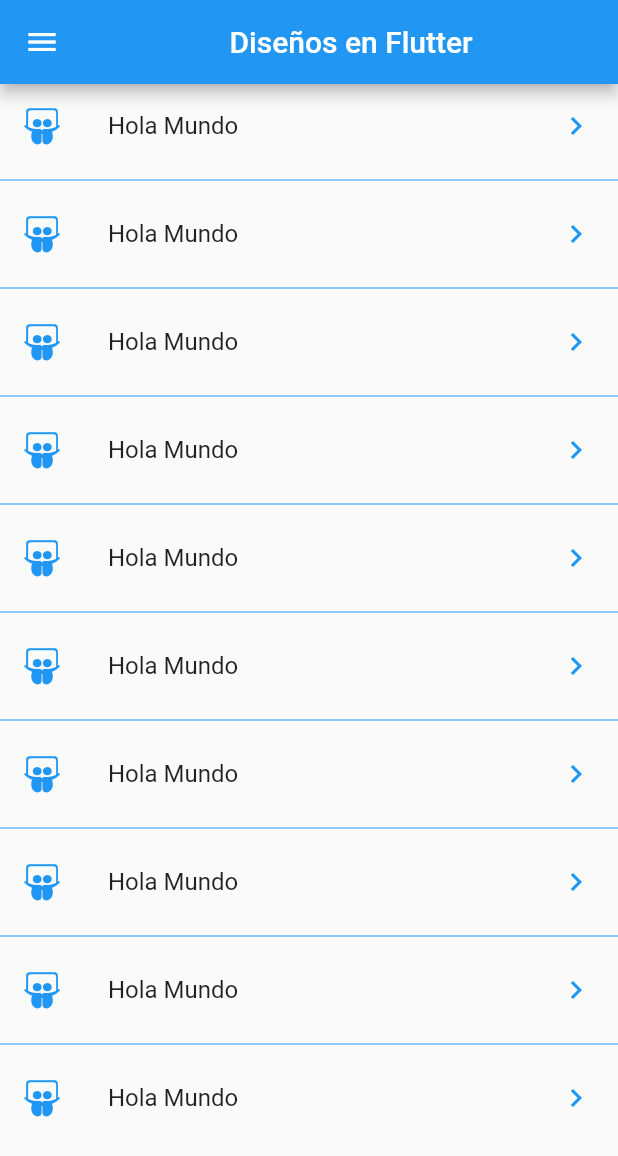
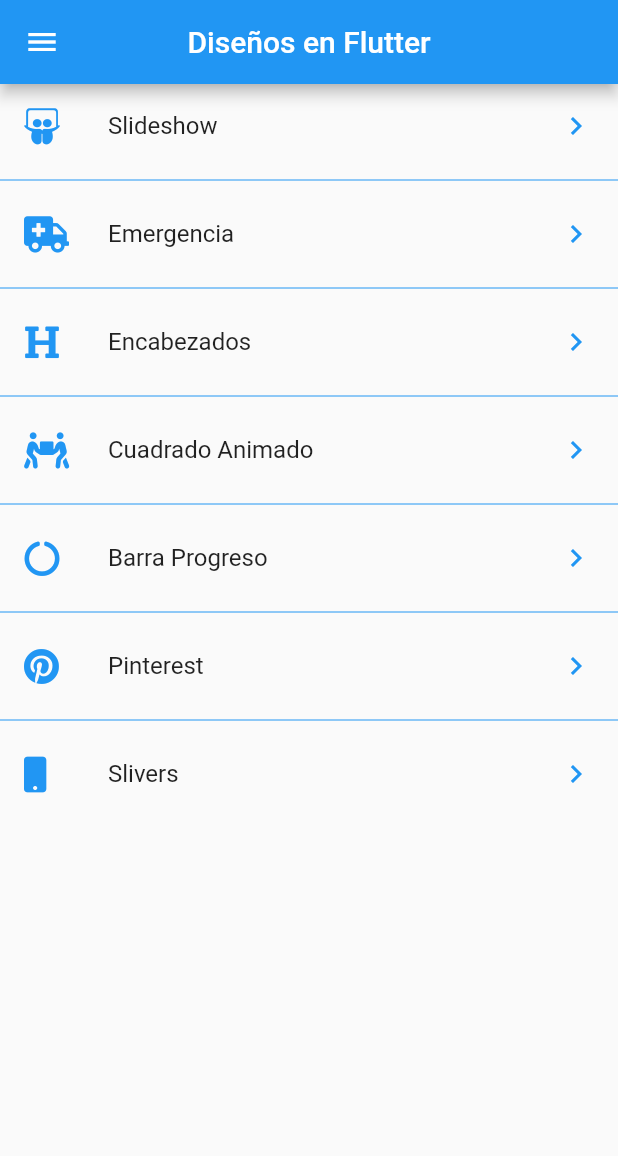
Before and after one commit to FKSAxell/temas, a Flutter app: the screen it shows after launch, on a phone screen of 412 x 824 dp. Shown: the top 1156 px of the screen. Run offline on Flutter 3.47's test engine with Material 2 defaults, Android fonts, the phone set to English and light mode, and no system bars; our stand-ins replace animate_do, flutter_svg, font_awesome_flutter.

Commit message:
Rutas de la aplicación

```diff
--- a/lib/src/pages/launcher_page.dart
+++ b/lib/src/pages/launcher_page.dart
@@ -1,14 +1,14 @@
 import 'package:flutter/material.dart';
 import 'package:font_awesome_flutter/font_awesome_flutter.dart';
+import 'package:temas/src/routes/routes.dart';
 
 class LauncherPage extends StatelessWidget {
   @override
   Widget build(BuildContext context) {
     return Scaffold(
       appBar: AppBar(
-        title: Center(
-          child: Text('Diseños en Flutter'),
-        ),
+        centerTitle: true,
+        title: Text('Diseños en Flutter'),
       ),
       drawer: _MenuPrincipal(),
       body: _ListaOpciones(),
@@ -22,18 +22,23 @@
     return ListView.separated(
       physics: BouncingScrollPhysics(),
       separatorBuilder: (context, i) => Divider(color: Colors.blue),
-      itemCount: 10,
+      itemCount: pageRoutes.length,
       itemBuilder: (context, i) => ListTile(
         leading: FaIcon(
-          FontAwesomeIcons.slideshare,
+          pageRoutes[i].icon,
           color: Colors.blue,
         ),
-        title: Text('Hola Mundo'),
+        title: Text(pageRoutes[i].titulo),
         trailing: Icon(
           Icons.chevron_right,
           color: Colors.blue,
         ),
-        onTap: () {},
+        onTap: () {
+          Navigator.push(
+              context,
+              MaterialPageRoute(
+                  builder: (BuildContext context) => pageRoutes[i].page));
+        },
       ),
     );
   }
--- /dev/null
+++ b/lib/src/routes/routes.dart
@@ -0,0 +1,30 @@
+import 'package:flutter/material.dart';
+import 'package:font_awesome_flutter/font_awesome_flutter.dart';
+
+import 'package:temas/src/pages/emergency_page.dart';
+import 'package:temas/src/pages/graficas_circulares_page.dart';
+import 'package:temas/src/pages/headers_page.dart';
+import 'package:temas/src/pages/pinterest_page.dart';
+import 'package:temas/src/pages/slideshow_page.dart';
+import 'package:temas/src/pages/sliver_list_page.dart';
+import 'package:temas/src/retos/cuadrado_animado_page.dart';
+
+final pageRoutes = <_Route>[
+  _Route(FontAwesomeIcons.slideshare, 'Slideshow', SlideshowPage()),
+  _Route(FontAwesomeIcons.ambulance, 'Emergencia', EmergencyPage()),
+  _Route(FontAwesomeIcons.heading, 'Encabezados', HeadersPage()),
+  _Route(
+      FontAwesomeIcons.peopleCarry, 'Cuadrado Animado', CuadradoAnimadoPage()),
+  _Route(
+      FontAwesomeIcons.circleNotch, 'Barra Progreso', GraficasCircularesPage()),
+  _Route(FontAwesomeIcons.pinterest, 'Pinterest', PinterestPage()),
+  _Route(FontAwesomeIcons.mobile, 'Slivers', SliverListPage()),
+];
+
+class _Route {
+  final IconData icon;
+  final String titulo;
+  final Widget page;
+
+  _Route(this.icon, this.titulo, this.page);
+}
```
